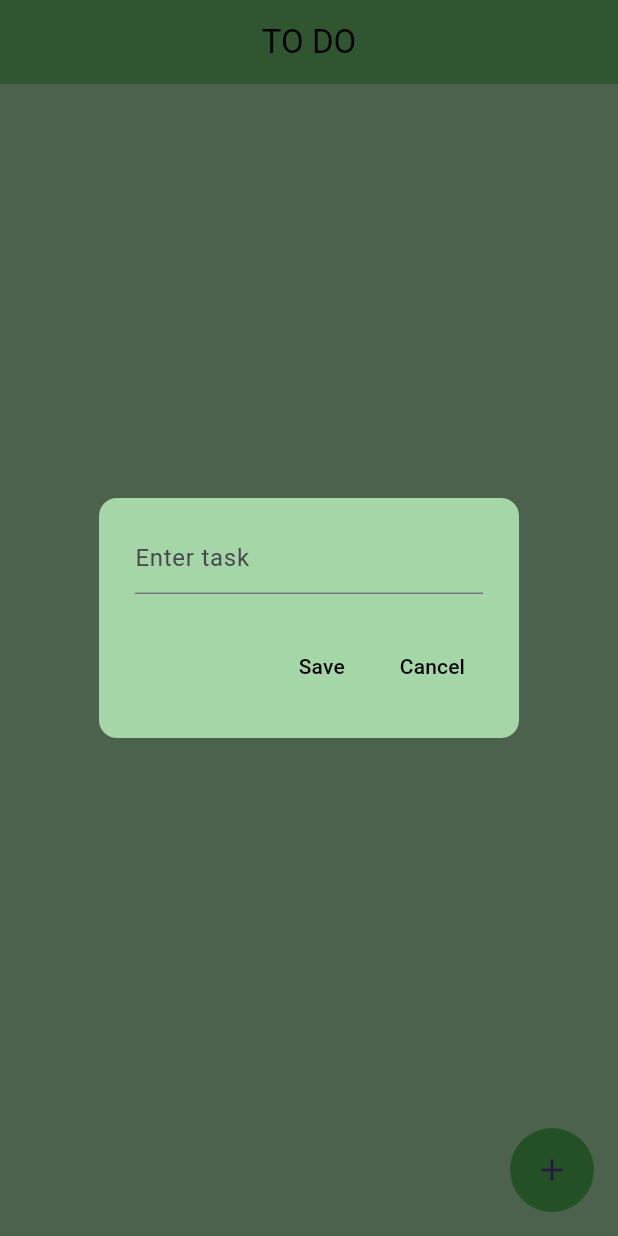
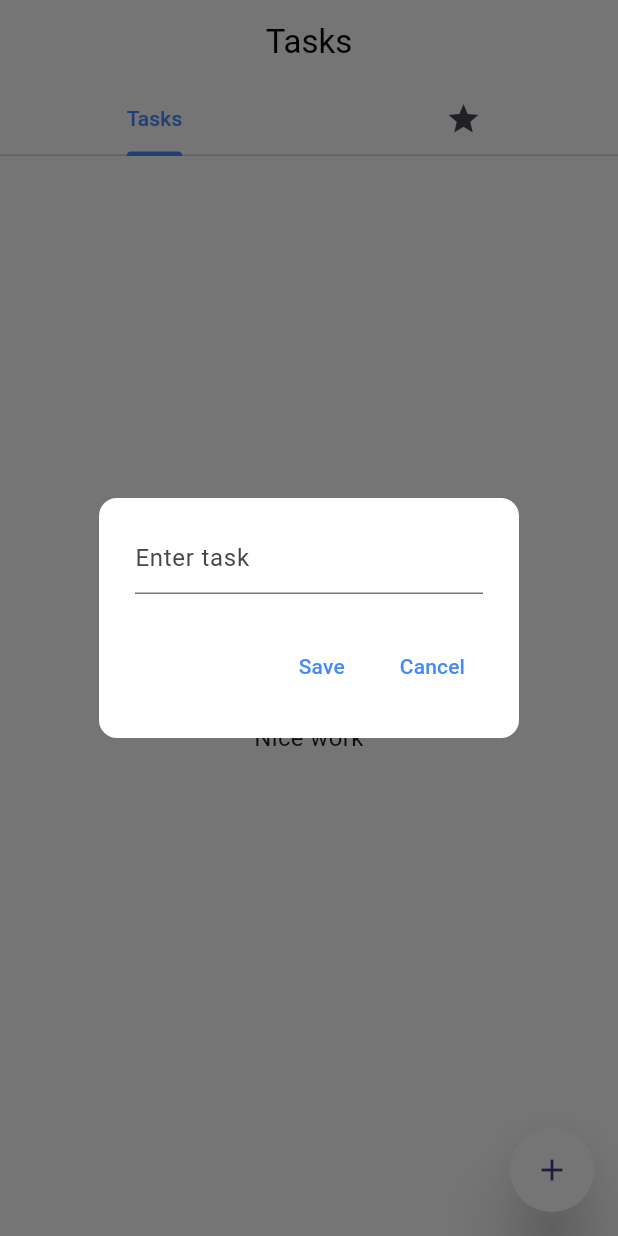
Before and after one commit to m1roxx/todo-app, a Flutter app: the screen it shows after launch, after a tap on the "add" icon, on a phone screen of 412 x 824 dp. Run offline on Flutter 3.47's test engine with Material 3 defaults, Android fonts, the phone set to English and light mode, and no system bars; our stand-ins replace flutter_slidable.

Commit message:
added tab bar, favorites, updated theme

```diff
--- a/lib/main.dart
+++ b/lib/main.dart
@@ -10,9 +10,16 @@ class MyApp extends StatelessWidget {
 
   @override
   Widget build(BuildContext context) {
-    return const MaterialApp(
+    return MaterialApp(
       debugShowCheckedModeBanner: false,
       home: HomePage(),
+      theme: ThemeData(
+        tabBarTheme: TabBarTheme(
+          indicatorColor: Colors.blueAccent,
+          labelColor: Colors.blueAccent,
+          dividerColor: Colors.grey[350],
+        ),
+      )
     );
   }
 }
--- a/lib/pages/home_page.dart
+++ b/lib/pages/home_page.dart
@@ -1,4 +1,6 @@
 import 'package:flutter/material.dart';
+import 'package:practice_todo_app/tabs/favorites_tab.dart';
+import 'package:practice_todo_app/tabs/tasks_tab.dart';
 import 'package:practice_todo_app/util/dialog_box.dart';
 import 'package:practice_todo_app/util/todo_tile.dart';
 
@@ -15,11 +17,15 @@ class _HomePageState extends State<HomePage> {
 
   List toDoList = [];
 
+  List getFavoriteTasks() {
+    return toDoList.where((task) => task[2] == true).toList();
+  }
+
   void addNewTask() {
 
     setState(() {
       if (_controller.text != "") {
-        toDoList.add([_controller.text, false]);
+        toDoList.add([_controller.text, false, false]);
       }
       _controller.clear();
     });
@@ -71,44 +77,83 @@ class _HomePageState extends State<HomePage> {
     });
   }
 
+  void markFavorite(int index) {
+    setState(() {
+      toDoList[index][2] = !toDoList[index][2];
+    });
+  }
+
   @override
   Widget build(BuildContext context) {
-    return Scaffold(
-      backgroundColor: Colors.green[200],
+    return DefaultTabController(
+      length: 2,
+      child: Scaffold(
+        backgroundColor: Colors.white,
         appBar: AppBar(
           title: const Center(
             child: Text(
-            "TO DO",
+              "Tasks",
               style: TextStyle(
                 color: Colors.black,
               ),
               ),
           ),
-        backgroundColor: Colors.green[400],
+          backgroundColor: Colors.white,
         ),
 
         floatingActionButton: FloatingActionButton(
           onPressed: createNewTask,
-        backgroundColor: Colors.green[500],
-        elevation: 0,
+          backgroundColor: Colors.white,
+          elevation: 20,
           shape: const CircleBorder(),
           child: const Icon(Icons.add),
         ),
 
-      body: ListView.builder(
-        itemCount: toDoList.length,
-        itemBuilder:(context, index) {
-          return TodoTile(
-            task: toDoList[index][0],
-            taskCompleted: toDoList[index][1],
-            onRemove: () => removeTask(index),
-            onEdit: () => editTask(index),
-            onChanged:(value) => checkBoxChanged(value, index),
-            deleteFunction: (context) => removeTask(index),
-            editFunction: (context) => editTask(index),
-          );
-        },
+        body: Column(
+          children: [
+            TabBar(
+              tabs: [
+                Tab(
+                  text: "Tasks",
+
+                ),
+
+                Tab(
+                  icon: Icon(Icons.star),
                 )
+              ]
+
+            ),
+
+            Expanded(
+              child: TabBarView(
+                children: [
+                  // Tasks tab
+                  TasksTab(
+                    toDoList: toDoList,
+                    markFavorite: markFavorite,
+                    removeTask: removeTask,
+                    editTask: editTask,
+                    checkBoxChanged: checkBoxChanged
+                  ),
+
+                  // Favorites tab
+                  FavoritesTab(
+                    favoriteTasks: getFavoriteTasks(),
+                    markFavorite: markFavorite,
+                    removeTask: removeTask,
+                    editTask: editTask,
+                    checkBoxChanged: checkBoxChanged
+                  ),
+
+                ]
+              ),
+            ),
+
+
+          ],
+        )
+      ),
     );
   }
 }
--- /dev/null
+++ b/lib/tabs/tasks_tab.dart
@@ -0,0 +1,74 @@
+import 'package:flutter/material.dart';
+import 'package:practice_todo_app/util/todo_tile.dart';
+
+class TasksTab extends StatelessWidget {
+  final List toDoList;
+  final Function(int) markFavorite;
+  final Function(int) removeTask;
+  final Function(int) editTask;
+  final Function(bool?, int) checkBoxChanged;
+
+  const TasksTab({
+    super.key,
+    required this.toDoList,
+    required this.markFavorite,
+    required this.removeTask,
+    required this.editTask,
+    required this.checkBoxChanged,
+  });
+
+  @override
+  Widget build(BuildContext context) {
+    if (toDoList.isEmpty) {
+      return Padding(
+        padding: const EdgeInsets.all(65.0),
+        child: Center(
+          child: Column(
+            mainAxisAlignment: MainAxisAlignment.center,
+            children: [
+              Padding(
+                padding: const EdgeInsets.all(8.0),
+                child: Text(
+                  "All tasks completed",
+                  style: TextStyle(
+                    fontSize: 27,
+                  ),
+                ),
+              ),
+
+              Padding(
+                padding: const EdgeInsets.all(8.0),
+                child: Text(
+                  "Nice work",
+                  textAlign: TextAlign.center,
+                  style: TextStyle(
+                    fontSize: 16,
+
+                  ),
+                ),
+              ),
+            ],
+          )
+        ),
+      );
+    }
+    else {
+      return ListView.builder(
+        itemCount: toDoList.length,
+        itemBuilder: (context, index) {
+          return TodoTile(
+            task: toDoList[index][0],
+            taskCompleted: toDoList[index][1],
+            isFavorite: toDoList[index][2],
+            onFavorite: () => markFavorite(index),
+            onRemove: () => removeTask(index),
+            onEdit: () => editTask(index),
+            onChanged: (value) => checkBoxChanged(value, index),
+            deleteFunction: (context) => removeTask(index),
+            editFunction: (context) => editTask(index),
+          );
+        },
+      );
+    }
+  }
+}
--- a/lib/util/dialog_box.dart
+++ b/lib/util/dialog_box.dart
@@ -18,7 +18,14 @@ class DialogBox extends StatelessWidget {
     return AlertDialog(
       content: TextField(
         controller: controller,
-        decoration: const InputDecoration(hintText: "Enter task"),
+        decoration: const InputDecoration(
+          hintText: "Enter task",
+          focusedBorder: UnderlineInputBorder(
+            borderSide: BorderSide(color: Colors.black)
+          )
+        ),
+        cursorColor: Colors.black,
+        cursorErrorColor: Colors.black,
       ),
       actions: [
         TextButton(
@@ -26,7 +33,8 @@ class DialogBox extends StatelessWidget {
           child: const Text(
             "Save",
             style: TextStyle(
-              color: Colors.black
+              color: Colors.blueAccent,
+
             ),
           ),
         ),
@@ -36,12 +44,12 @@ class DialogBox extends StatelessWidget {
           child: const Text(
             "Cancel",
             style: TextStyle(
-              color: Colors.black
+              color: Colors.blueAccent,
             ),
           )
         ),
       ],
-      backgroundColor: Colors.green[200],
+      backgroundColor: Colors.white,
       shape: RoundedRectangleBorder(borderRadius: BorderRadius.circular(12)),
     );
   }
```
Also changed, not shown: lib/tabs/favorites_tab.dart (added, +74 -0 lines), lib/util/todo_tile.dart (+24 -4 lines). Lines whose indentation alone changed are shown as unchanged.
